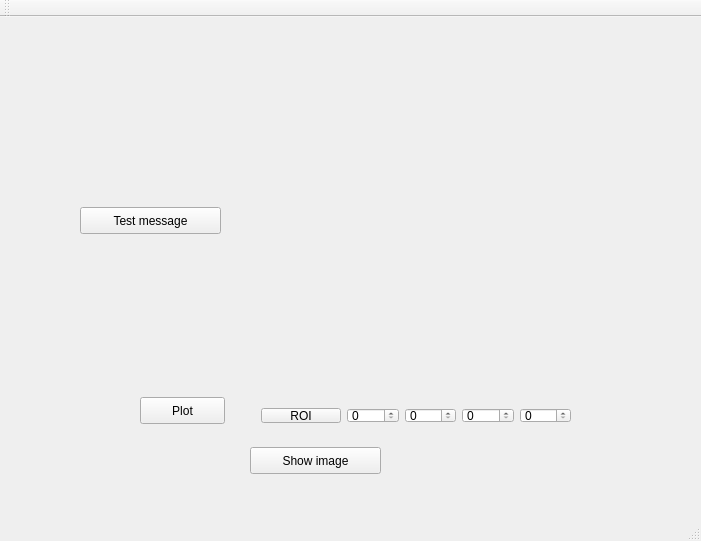
Old version of the form qt/WidgetTests/mainwindow.ui in the repository neutronimaging/imagingsuite.
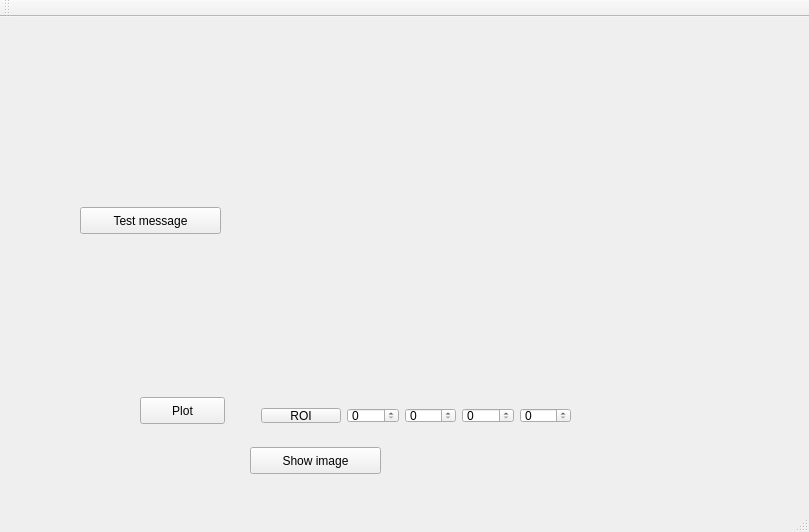
New version of the form. Custom widgets are drawn as their Qt base class.

Diff of the .ui file:
```diff
--- a/qt/WidgetTests/mainwindow.ui
+++ b/qt/WidgetTests/mainwindow.ui
@@ -6,8 +6,8 @@
    <rect>
     <x>0</x>
     <y>0</y>
-    <width>701</width>
-    <height>541</height>
+    <width>809</width>
+    <height>532</height>
    </rect>
   </property>
   <property name="windowTitle">
@@ -19,7 +19,7 @@
      <rect>
       <x>19</x>
       <y>9</y>
-      <width>201</width>
+      <width>381</width>
       <height>181</height>
      </rect>
     </property>
@@ -117,10 +117,10 @@
    <widget class="ModuleChainConfiguratorWidget" name="ModuleConf" native="true">
     <property name="geometry">
      <rect>
-      <x>270</x>
+      <x>410</x>
       <y>10</y>
-      <width>281</width>
-      <height>191</height>
+      <width>391</width>
+      <height>181</height>
      </rect>
     </property>
    </widget>
```
Left out of the diff: 2 changed lines with no effect on the pictures.
